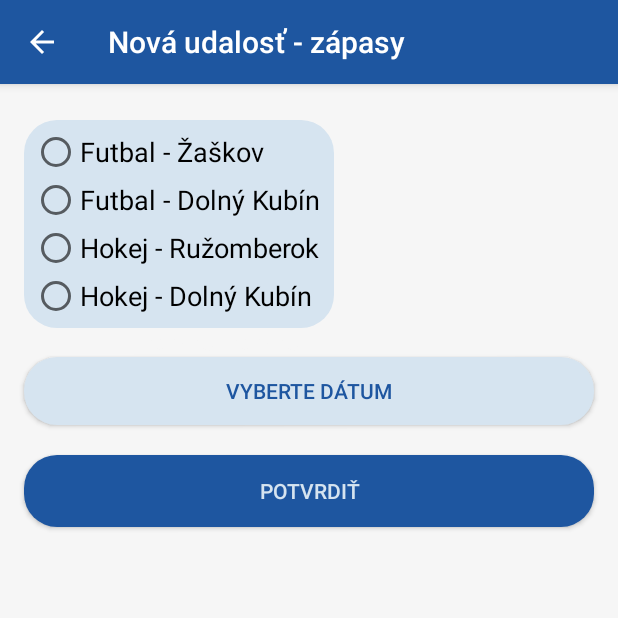
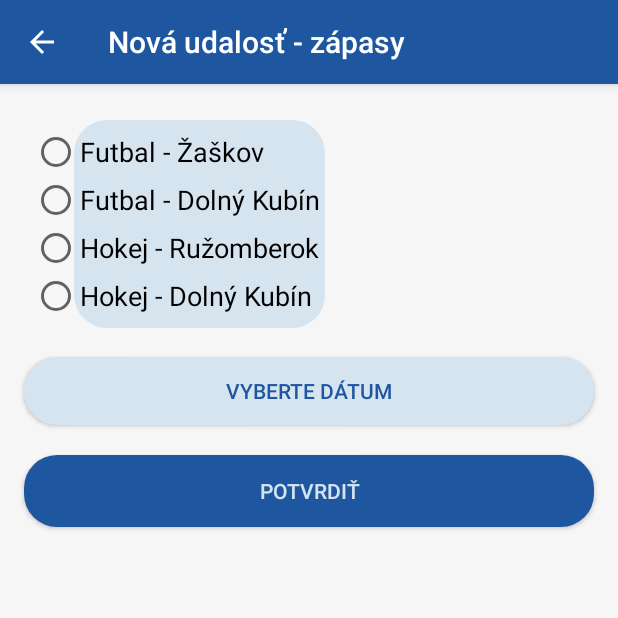
Before and after one commit to SimekJakubS/AK47AnnualProject, an Android app: the DatabaseWrite screen opened directly, with no data from a screen before it, on a phone screen of 412 x 824 dp, the top half of it. Run offline under Robolectric (Android 15) with nearby library versions, the phone set to English and light mode, and no system bars; our stand-ins replace Firebase (no records; nobody signed in at launch, a user with empty details on screens opened directly).

Commit message:
App with reading data + changes to slovak language + design changes

```diff
--- a/app/src/main/java/com/e/amatrskyklub47/CoreActivity.kt
+++ b/app/src/main/java/com/e/amatrskyklub47/CoreActivity.kt
@@ -98,7 +98,7 @@ class CoreActivity : AppCompatActivity()
         else
         {
             var pomocne : Int = 1
-            if(pomocne == 1)
+            while (pomocne == 1)//ZABEZPECUJE ZE SA UKAZE LOG LEN JEDINY RAZ
             {
                 Log.d("Logcat", "UZIVATEL JE PRIHLASENY")
                 pomocne = 0
--- a/app/src/main/java/com/e/amatrskyklub47/DatabaseWrite.kt
+++ b/app/src/main/java/com/e/amatrskyklub47/DatabaseWrite.kt
@@ -112,7 +112,7 @@ class DatabaseWrite : AppCompatActivity() {
         }
         else{
             // If no radio button checked in this radio group
-            Toast.makeText(applicationContext,"On button click : nothing selected",
+            Toast.makeText(applicationContext,"Vyberte jednu možnosť",
                 Toast.LENGTH_SHORT).show()
         }
     }
@@ -132,7 +132,7 @@ class DatabaseWrite : AppCompatActivity() {
     }
 
     class Udalost(val datum: String, val menoUdalosti: String, val cisloFotky: String){
-        constructor() : this("","","")
+            constructor() : this("","","")
     }
 
 }
--- a/app/src/main/res/drawable/rounded_image.xml
+++ b/app/src/main/res/drawable/rounded_image.xml
@@ -1,6 +1,16 @@
 <?xml version="1.0" encoding="utf-8"?>
-<shape xmlns:android="http://schemas.android.com/apk/res/android"
+<shape xmlns:android="http://schemas.android.com/apk/res/android">
 
-    android:shape="rectangle">
-    <corners android:radius="10dp" />
+    <solid
+
+        android:color="#D6E4F0">
+
+    </solid>
+
+
+    <corners
+        android:radius="22dp"
+        >
+    </corners>
+
 </shape>
--- a/app/src/main/res/layout/database_write.xml
+++ b/app/src/main/res/layout/database_write.xml
@@ -34,11 +34,23 @@
         app:layout_constraintStart_toStartOf="@+id/radio_group"
         app:layout_constraintTop_toBottomOf="@+id/datePickerButton" />
 
+    <ImageView
+        android:id="@+id/imageView"
+        android:layout_width="0dp"
+        android:layout_height="0dp"
+        android:layout_marginStart="33dp"
+        android:layout_marginEnd="6dp"
+        android:background="@drawable/rounded_image"
+        app:layout_constraintBottom_toBottomOf="@+id/radio_group"
+        app:layout_constraintEnd_toEndOf="@+id/radio_group"
+        app:layout_constraintHorizontal_bias="1.0"
+        app:layout_constraintStart_toStartOf="@+id/radio_group"
+        app:layout_constraintTop_toTopOf="@+id/radio_group" />
+
     <RadioGroup
         android:id="@+id/radio_group"
         android:layout_width="wrap_content"
         android:layout_height="wrap_content"
-        android:background="@drawable/rounded_button"
         android:layout_marginStart="16dp"
         android:layout_marginTop="24dp"
         app:layout_constraintStart_toStartOf="parent"
```
Also changed, not shown: app/src/main/res/layout/event_row_show.xml (added, +60 -0 lines).
